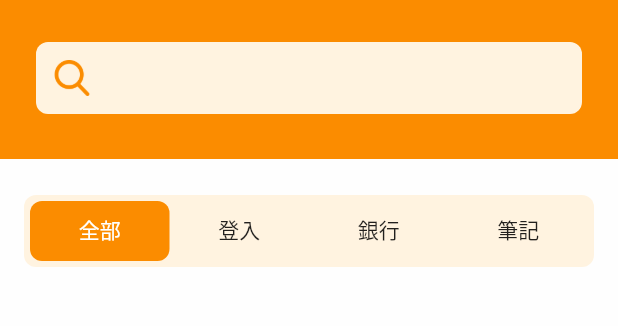
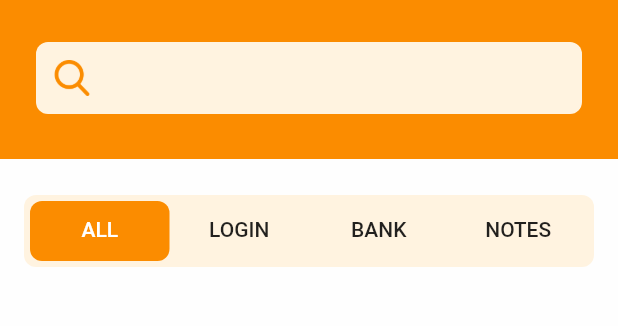
Before and after one commit to s00001sam/Go-Go-Password, a Flutter app: the screen it shows after launch, on a phone screen of 412 x 824 dp, the part 81-407 px from its top. Run offline on Flutter 3.47's test engine with Material 2 defaults, Android fonts, the light colour scheme and no system bars; our stand-ins replace google_fonts.

Commit message:
add i18n

```diff
--- /dev/null
+++ b/lib/l10n/intl_en.arb
@@ -0,0 +1,7 @@
+{
+  "app_name": "gogoPassword",
+  "tab_bar_title_all": "ALL",
+  "tab_bar_title_login": "LOGIN",
+  "tab_bar_title_bank": "BANK",
+  "tab_bar_title_note": "NOTES"
+}
--- /dev/null
+++ b/lib/l10n/intl_zh.arb
@@ -0,0 +1,7 @@
+{
+  "app_name": "gogoPassword",
+  "tab_bar_title_all": "全部",
+  "tab_bar_title_login": "登入",
+  "tab_bar_title_bank": "銀行",
+  "tab_bar_title_note": "筆記"
+}
--- a/lib/main.dart
+++ b/lib/main.dart
@@ -1,7 +1,10 @@
 import 'package:flutter/material.dart';
+import 'package:flutter_localizations/flutter_localizations.dart';
 import 'package:gogo_password/theme/theme_constants.dart';
 import 'package:gogo_password/theme/type.dart';
 import 'package:gogo_password/view/home_page.dart';
+
+import 'generated/l10n.dart';
 
 void main() {
   runApp(const MyApp());
@@ -16,6 +19,16 @@ class MyApp extends StatelessWidget {
     var myTextTheme = getMyTextTheme(context);
 
     return MaterialApp(
+      localizationsDelegates: const [
+        ...GlobalMaterialLocalizations.delegates,
+        ...GlobalCupertinoLocalizations.delegates,
+        GlobalWidgetsLocalizations.delegate,
+        S.delegate,
+      ],
+      supportedLocales: const [
+        Locale("zh"),
+        Locale("en"),
+      ],
       title: 'gogoPassword',
       theme: lightTheme.copyWith(
         textTheme: myTextTheme,
--- a/lib/view/home_page.dart
+++ b/lib/view/home_page.dart
@@ -1,6 +1,8 @@
 import 'package:flutter/material.dart';
 import 'package:flutter/services.dart';
 import 'package:google_fonts/google_fonts.dart';
+
+import '../generated/l10n.dart';
 
 class HomePage extends StatelessWidget {
   const HomePage({Key? key}) : super(key: key);
@@ -136,6 +138,8 @@ class MyTabBarContainer extends StatelessWidget {
   @override
   Widget build(BuildContext context) {
     var theme = Theme.of(context);
+    var stringResource = S.of(context);
+
     return Center(
       child: DefaultTabController(
         length: 4,
@@ -165,11 +169,11 @@ class MyTabBarContainer extends StatelessWidget {
                       ),
                       labelColor: Colors.white,
                       unselectedLabelColor: Colors.black87,
-                      tabs: const [
-                        Tab(text: '全部'),
-                        Tab(text: '登入'),
-                        Tab(text: '銀行'),
-                        Tab(text: '筆記'),
+                      tabs: [
+                        Tab(text: stringResource.tab_bar_title_all),
+                        Tab(text: stringResource.tab_bar_title_login),
+                        Tab(text: stringResource.tab_bar_title_bank),
+                        Tab(text: stringResource.tab_bar_title_note),
                       ],
                     ),
                   ),
--- a/pubspec.yaml
+++ b/pubspec.yaml
@@ -36,6 +36,9 @@ dependencies:
   # Use with the CupertinoIcons class for iOS style icons.
   cupertino_icons: ^1.0.2
   google_fonts: ^5.1.0
+  intl_utils: ^2.8.3
+  flutter_localizations:
+    sdk: flutter
 
 dev_dependencies:
   flutter_test:
@@ -47,6 +50,9 @@ dev_dependencies:
   # package. See that file for information about deactivating specific lint
   # rules and activating additional ones.
   flutter_lints: ^2.0.0
+
+flutter_intl:
+  enabled: true
 
 # For information on the generic Dart part of this file, see the
 # following page: https://dart.dev/tools/pub/pubspec
```
Also changed, not shown: lib/generated/intl/messages_all.dart (added), lib/generated/intl/messages_en.dart (added), lib/generated/intl/messages_zh.dart (added), lib/generated/l10n.dart (added).
